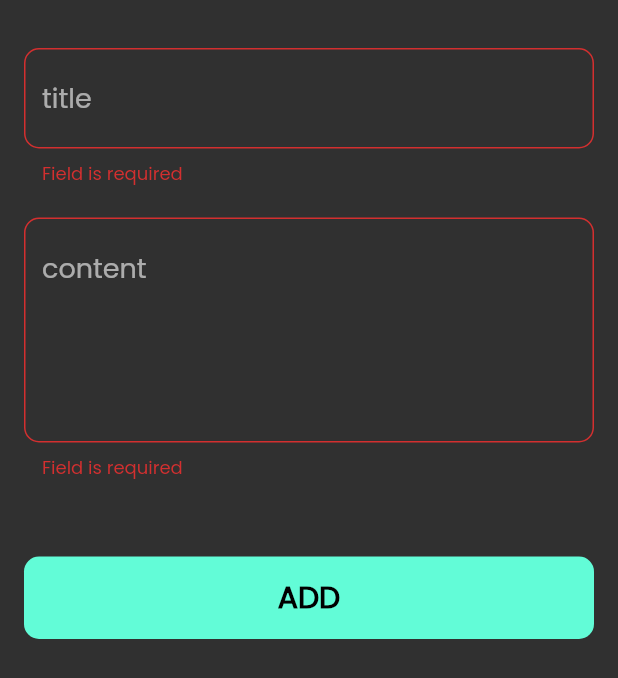
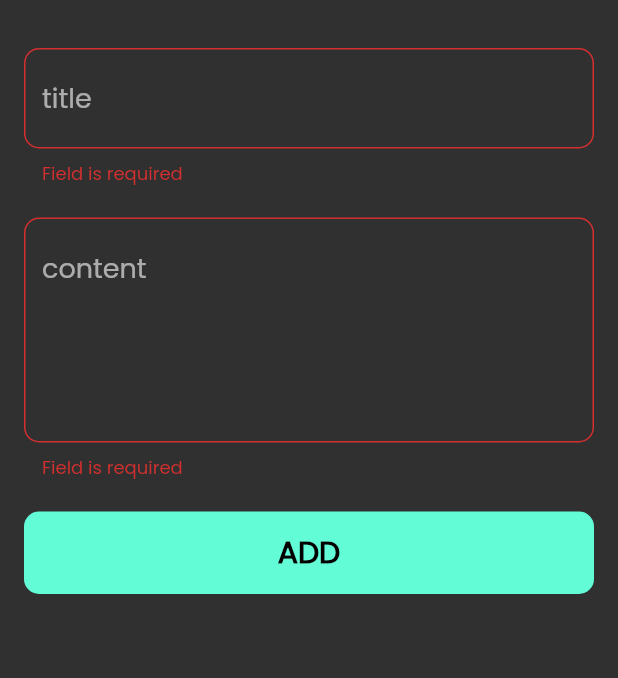
Before and after one commit to Ibrahimfathi96/Notester, a Flutter app: the AddNoteBottomSheet widget shown alone on an empty page, opened directly, after a tap on "ADD", on a phone screen of 412 x 824 dp. Shown: the top 678 px of the screen. Run offline on Flutter 3.47's test engine with Material 2 defaults, Android fonts, the light colour scheme and no system bars; drawn by our look-alikes of modal_progress_hud_nsn; our stand-ins replace bloc, flutter_bloc, flutter_slidable, font_awesome_flutter, hive, hive_flutter; accounts and stored records are empty.

Commit message:
add note bottom sheet changes

```diff
--- a/lib/view/widgets/add_note_bottom_sheet.dart
+++ b/lib/view/widgets/add_note_bottom_sheet.dart
@@ -1,6 +1,5 @@
 import 'package:flutter/material.dart';
 import 'package:flutter_bloc/flutter_bloc.dart';
-import 'package:modal_progress_hud_nsn/modal_progress_hud_nsn.dart';
 import 'package:notester/cubit/add_note_cubit/add_note_cubit.dart';
 import 'add_note_form.dart';
 
@@ -12,8 +11,6 @@ class AddNoteBottomSheet extends StatelessWidget {
   Widget build(BuildContext context) {
     return BlocProvider(
       create: (context) => AddNoteCubit(),
-      child: Padding(
-        padding: const EdgeInsets.symmetric(horizontal: 16.0),
       child: BlocConsumer<AddNoteCubit, AddNoteState>(
         listener: (context, state) {
           if (state is AddNoteFailure) {
@@ -24,9 +21,12 @@ class AddNoteBottomSheet extends StatelessWidget {
           }
         },
         builder: (context, state) =>
-              ModalProgressHUD(
-                  inAsyncCall: state is AddNoteLoading ? true : false,
-                  child: const SingleChildScrollView(child: AddNoteForm())),
+            AbsorbPointer(
+              absorbing: state is AddNoteLoading ? true : false,
+              child: const Padding(
+                padding: EdgeInsets.symmetric(horizontal: 16.0),
+                child: SingleChildScrollView(child: AddNoteForm()),
+              ),
             ),
       ),
     );
--- a/lib/view/widgets/add_note_form.dart
+++ b/lib/view/widgets/add_note_form.dart
@@ -45,18 +45,27 @@ class _AddNoteFormState extends State<AddNoteForm> {
             maxLines: 5,
           ),
           const SizedBox(
-            height: 50,
+            height: 20,
           ),
-          ButtonWidget(
-            onTap:(){
-              if(formKey.currentState!.validate()){
-                NoteMD noteMD = NoteMD(title: title, content: content, dateTime: DateTime.now().toString(), color: Colors.blue.value);
-                formKey.currentState!.save();
-                BlocProvider.of<AddNoteCubit>(context).addNote(noteMD);
-              }else{
-                autoValidateMode = AutovalidateMode.always;
-                setState(() {});
-              }
+          BlocBuilder<AddNoteCubit, AddNoteState>(
+            builder: (context, state) {
+              return ButtonWidget(
+                isLoading: state is AddNoteLoading ? true : false,
+                onTap: () {
+                  if (formKey.currentState!.validate()) {
+                    NoteMD noteMD = NoteMD(
+                        title: title,
+                        content: content,
+                        dateTime: DateTime.now().toString(),
+                        color: Colors.blue.value);
+                    formKey.currentState!.save();
+                    BlocProvider.of<AddNoteCubit>(context).addNote(noteMD);
+                  } else {
+                    autoValidateMode = AutovalidateMode.always;
+                    setState(() {});
+                  }
+                },
+              );
             },
           ),
           const SizedBox(
--- a/lib/view/widgets/custom_button.dart
+++ b/lib/view/widgets/custom_button.dart
@@ -2,8 +2,9 @@ import 'package:flutter/material.dart';
 import 'package:notester/constants.dart';
 
 class ButtonWidget extends StatelessWidget {
-  const ButtonWidget({Key? key, required this.onTap}) : super(key: key);
+  const ButtonWidget({Key? key, required this.onTap, this.isLoading = false}) : super(key: key);
   final void Function() onTap;
+  final bool isLoading;
   @override
   Widget build(BuildContext context) {
     return InkWell(
@@ -15,8 +16,12 @@ class ButtonWidget extends StatelessWidget {
           color: kPrimaryColor,
           borderRadius: BorderRadius.circular(10)
         ),
-        child: const Center(
-          child: Text('ADD',
+        child: Center(
+          child:
+          isLoading ? const CircularProgressIndicator(
+            color: Colors.black,
+          ):
+          const Text('ADD',
             style: TextStyle(
               color: Colors.black,fontSize: 20,fontWeight: FontWeight.bold
             ),
```
Lines whose indentation alone changed are shown as unchanged.
